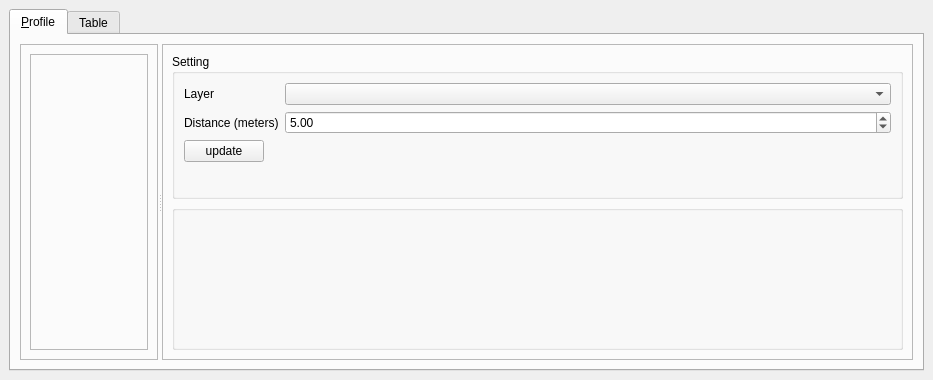
Qt form profile/resources/profile_widget.ui (EL-BID/red_basica) before a commit.
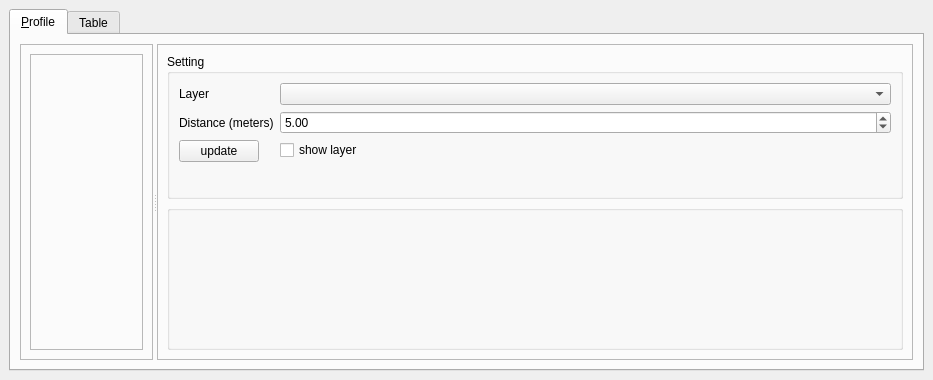
The same form after that commit.

Commit message: virtual layer checkbox and remove points from raster layers

The edit to the form file:
```diff
--- a/profile/resources/profile_widget.ui
+++ b/profile/resources/profile_widget.ui
@@ -132,6 +132,16 @@
                  </property>
                 </widget>
                </item>
+               <item row="2" column="1">
+                <widget class="QCheckBox" name="showLayerCheckBox">
+                 <property name="text">
+                  <string>show layer</string>
+                 </property>
+                 <property name="checked">
+                  <bool>false</bool>
+                 </property>
+                </widget>
+               </item>
               </layout>
              </widget>
             </item>
```
The commit also changes 3 other files.
